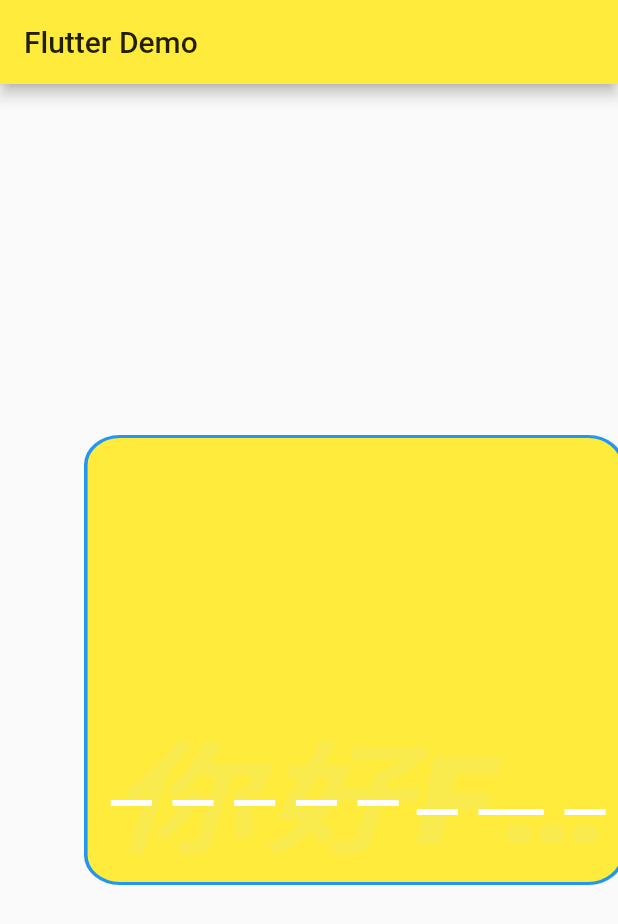
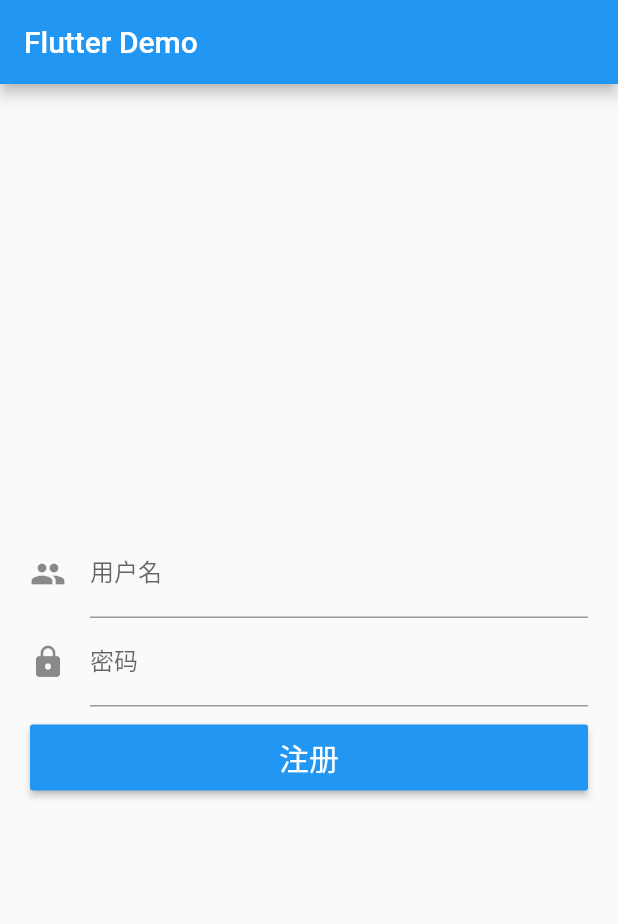
Before and after one commit to 1802343228/flutter-study, a Flutter app: the screen it shows after launch, on a phone screen of 412 x 824 dp. Shown: the top 924 px of the screen. Run offline on Flutter 3.47's test engine with Material 2 defaults, Android fonts, the phone set to English and light mode, and no system bars; our stand-ins replace dio, flutter_easyrefresh, shared_preferences.

Commit message:
form表单验证

```diff
--- a/lib/main.dart
+++ b/lib/main.dart
@@ -24,7 +24,8 @@ import 'package:flutter/material.dart';
 // import 'first_week/day22_animation.dart';
 // import 'first_week/day23_shared_preferences.dart';
 // import 'restart/text_style.dart';
-import 'restart/container_text.dart';
+// import 'restart/container_text.dart';
+import 'restart/frombiaodan.dart';
 
 
 
@@ -41,11 +42,11 @@ class MyApp extends StatelessWidget{
         appBar: AppBar(
           title:Text('Flutter Demo')
         ),
-        body: Conta(),
+        body: FormBiaodanWidget(),
         ),
-        theme: ThemeData(//配置应用颜色主题
-          primarySwatch: Colors.yellow
-        ),
+        // theme: ThemeData(//配置应用颜色主题
+        //   primarySwatch: Colors.yellow
+        // ),
     );
     // return MaterialApp(
     //   //去除右上角debug
--- /dev/null
+++ b/lib/restart/frombiaodan.dart
@@ -0,0 +1,77 @@
+import 'package:flutter/material.dart';
+import 'package:flutter/cupertino.dart';
+
+class FormBiaodanWidget extends StatefulWidget {
+  @override
+  _FormBiaodanWidgetState createState() => _FormBiaodanWidgetState();
+}
+
+class _FormBiaodanWidgetState extends State<FormBiaodanWidget> {
+  String username;
+  String password;
+  GlobalKey<FormState> formGolbalKey = GlobalKey();
+
+  @override
+  Widget build(BuildContext context) {
+    return Padding(
+      padding: const EdgeInsets.all(20.0),
+      child: Form(
+        key: formGolbalKey,
+        child: Column(
+          mainAxisAlignment: MainAxisAlignment.center,
+          children: <Widget>[
+            TextFormField(
+              // autocorrect: true,//自动验证开启之后就不需要在点击注册按钮之后调用validate方法了
+              decoration:
+                  InputDecoration(icon: Icon(Icons.people), labelText: "用户名"),
+                  onSaved: (value) {
+                    print("执行了username的onSaved方法");
+                    this.username = value;
+                  },
+                  validator: (value) {
+                    if(value == null || value.length == 0) {
+                      return "账号不能为空";
+                    }
+                    return null;
+                  },//表单验证
+            ),
+            TextFormField(
+              // autocorrect: true,
+              obscureText: true, //密码暗文显示
+              decoration:
+                  InputDecoration(icon: Icon(Icons.lock), labelText: "密码"),
+                  onSaved: (value) {
+                    print("执行了password的onSaved方法");
+                    this.password = value;
+                  },
+                  validator: (value) {
+                    if(value == null || value.length == 0) {
+                      return "密码不能为空";
+                    }
+                    return null;
+                  },
+            ),
+            SizedBox(height:12),//间距
+            Container(
+              width: double.infinity,
+              height: 44,
+              child: RaisedButton(
+                  child: Text(
+                    "注册",
+                    style: TextStyle(fontSize: 20,color: Colors.white),
+                  ),
+                  color: Colors.blue,
+                  onPressed: () {
+                    print("注册按钮被点击");
+                    formGolbalKey.currentState.save();//自动执行对应from里的textfield的onsaved方法
+                    formGolbalKey.currentState.validate();
+                    print("username:$username passowrd:$password");
+                  }
+              ),
+            )
+          ],
+        ),
+      ),
+    );
+  }
+}
```
Also changed, not shown: lib/restart/textfieldwidget.dart (renamed from lib/restart/biaodanwidget.dart).
